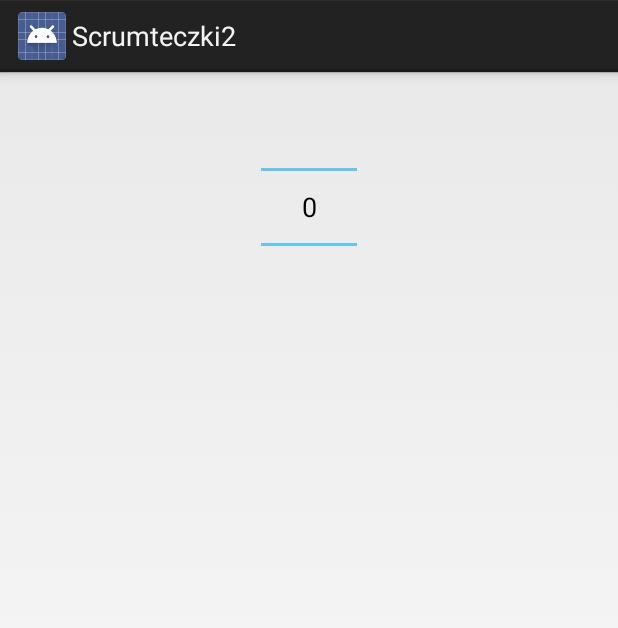
After one commit to kemot90/Scrumteczki2, an Android app: the layout estimate_picker.xml on its own in the app's theme, with its tools: preview values and no code run, on a phone screen of 412 x 824 dp. The commit adds this screen. Shown: the top 628 px of the screen. Run offline under Robolectric (Android 15) with nearby library versions, the phone set to English and light mode, and no system bars.

Commit message:
Dodanie wyświetlania okna dialogowego.
Okno dialogowe otwiera się po kilknięciu w estymatę optymistyczną.
W oknie dialogowym wyświetlany jest NumberPicker z liczbami zastąpionymi
przez labele z Estymat.

```diff
--- a/Scrumteczki2/build.gradle
+++ b/Scrumteczki2/build.gradle
@@ -17,7 +17,7 @@ android {
     buildToolsVersion "18.1.0"
 
     defaultConfig {
-        minSdkVersion 8
+        minSdkVersion 11
         targetSdkVersion 17
     }
 }
--- a/Scrumteczki2/src/main/AndroidManifest.xml
+++ b/Scrumteczki2/src/main/AndroidManifest.xml
@@ -5,8 +5,8 @@
     android:versionName="0.0.1" >
 
     <uses-sdk
-        android:minSdkVersion="10"
-        android:targetSdkVersion="16" />
+        android:minSdkVersion="11"
+        android:targetSdkVersion="17" />
 
     <application
         android:allowBackup="true"
--- /dev/null
+++ b/Scrumteczki2/src/main/res/layout/estimate_picker.xml
@@ -0,0 +1,12 @@
+<?xml version="1.0" encoding="utf-8"?>
+
+<LinearLayout xmlns:android="http://schemas.android.com/apk/res/android"
+    android:orientation="vertical" android:layout_width="match_parent"
+    android:layout_height="match_parent">
+    <NumberPicker
+        android:id="@+id/estimateNumberPicker"
+        android:layout_width="wrap_content"
+        android:layout_height="wrap_content"
+        android:layout_gravity="center" />
+
+</LinearLayout>
```
Also changed, not shown: Scrumteczki2/src/main/java/pl/kemot/scrum/scrumteczki2/EstimateDialogFragment.java (added, +56 -0 lines), Scrumteczki2/src/main/java/pl/kemot/scrum/scrumteczki2/MainActivity.java (+7 -5 lines).
